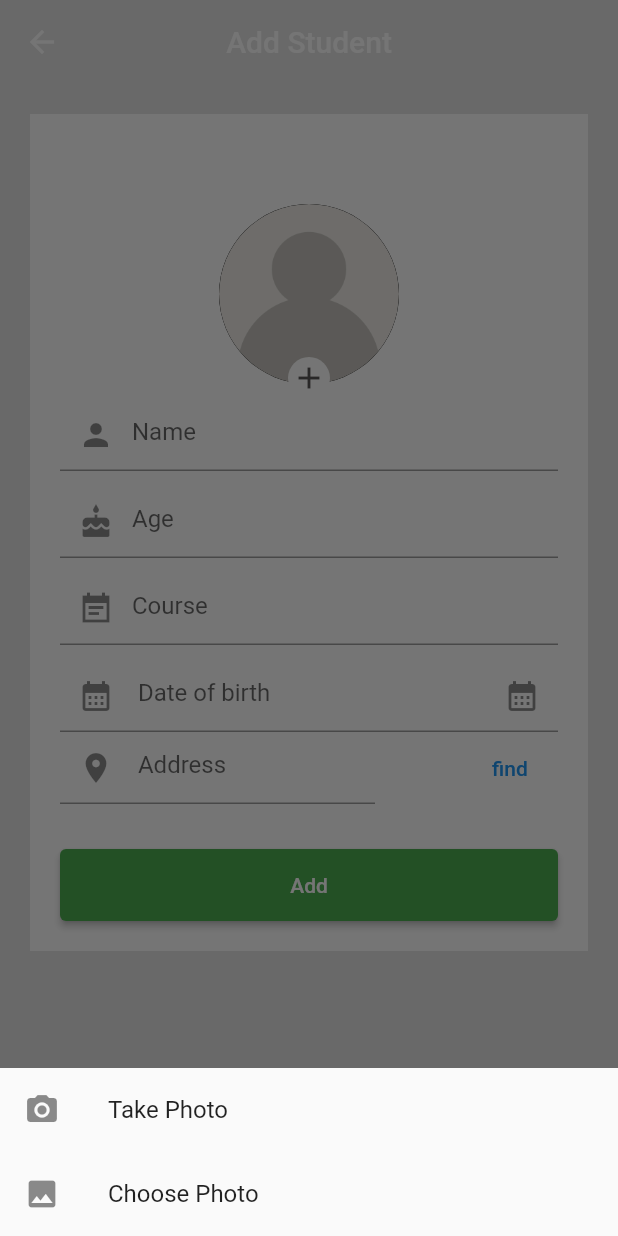
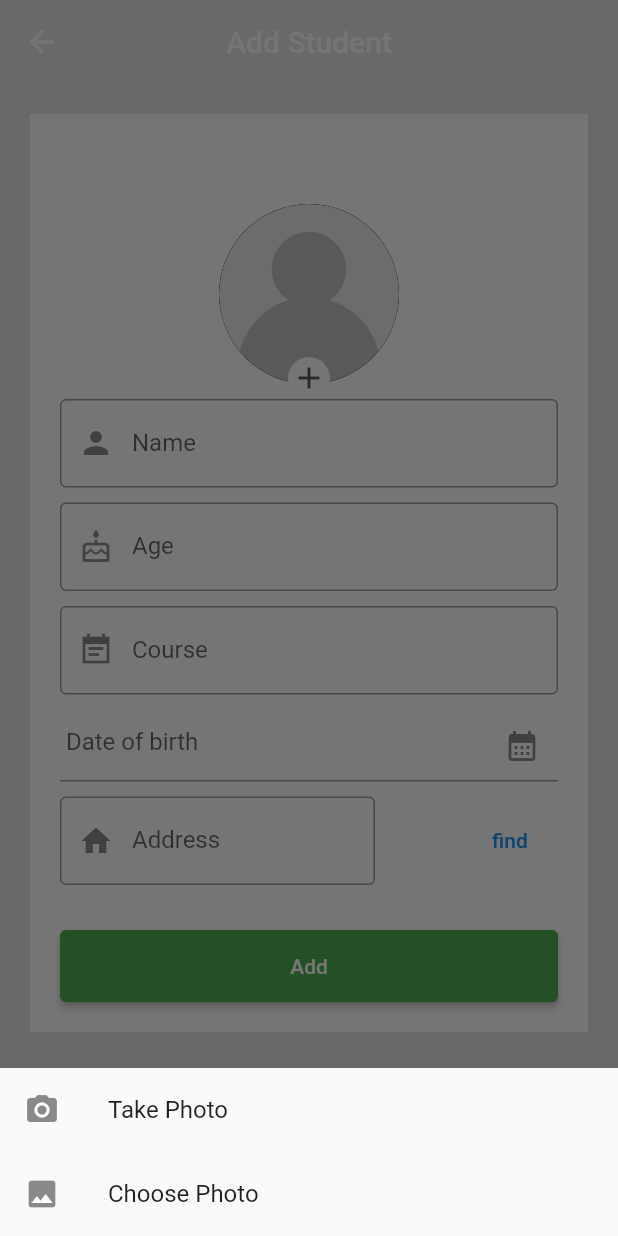
Before and after one commit to nashvak/Firebase_student_app, a Flutter app: the AddScreen screen opened by its route, after a tap on the "add" icon, on a phone screen of 412 x 824 dp. Run offline on Flutter 3.47's test engine with Material 2 defaults, Android fonts, the phone set to English and light mode, and no system bars; our stand-ins replace cloud_firestore, firebase_auth, firebase_core, firebase_messaging, firebase_storage, fluttertoast and 3 more; accounts and stored records are empty; network calls fail.

Commit message:
textform refactoring

```diff
--- a/lib/main.dart
+++ b/lib/main.dart
@@ -7,16 +7,12 @@ import 'package:firebase/student_management/repositories/authentication/phone/ph
 import 'package:firebase/student_management/repositories/push_notification/firebase_api/firebase_api.dart';
 
 import 'package:firebase/student_management/repositories/student/home_page/home.dart';
-
 import 'package:firebase/student_management/repositories/student/student_operation/services/student_services.dart';
-
 import 'package:firebase/student_management/routes/routes.dart';
 import 'package:firebase_auth/firebase_auth.dart';
-
 import 'package:flutter/material.dart';
 import 'package:firebase_core/firebase_core.dart';
 import 'package:provider/provider.dart';
-
 import 'firebase_options.dart';
 
 //navigate to pages without build context  used in the provider class
--- a/lib/student_management/repositories/student/student_operation/pages/addscreen.dart
+++ b/lib/student_management/repositories/student/student_operation/pages/addscreen.dart
@@ -2,6 +2,8 @@ import 'dart:io';
 
 import 'package:firebase/student_management/repositories/student/student_operation/models/models.dart';
 import 'package:firebase/student_management/repositories/student/student_operation/services/student_services.dart';
+import 'package:firebase/student_management/repositories/student/student_operation/widgets/textform.dart';
+import 'package:firebase/student_management/repositories/student/student_operation/widgets/validators.dart';
 
 import 'package:flutter/material.dart';
 import 'package:fluttertoast/fluttertoast.dart';
@@ -45,19 +47,21 @@ class _AddScreenState extends State<AddScreen> {
     });
   }
 
+  // A C C E S S   C U R R E N T   L O C A T I O N
+
   void getCurrentPosition() async {
     LocationPermission permission = await Geolocator.checkPermission();
     if (permission == LocationPermission.denied ||
         permission == LocationPermission.deniedForever) {
       Fluttertoast.showToast(
           msg:
-              "Permission for accessing location is denied,Please go to settings ,and on");
+              "Permission for accessing location is denied,Please go to settings and turn on");
       Geolocator.requestPermission();
     } else {
       Position position = await Geolocator.getCurrentPosition(
           desiredAccuracy: LocationAccuracy.best);
-      print("Longitude:${position.longitude}");
-      print("Latitude:${position.latitude}");
+      // print("Longitude:${position.longitude}");
+      // print("Latitude:${position.latitude}");
       try {
         List<Placemark> placemarks = await placemarkFromCoordinates(
             position.latitude, position.longitude);
@@ -75,14 +79,14 @@ class _AddScreenState extends State<AddScreen> {
     }
   }
 
-  //
+  //  S E L E C T  D A T E  O F   B I R T H
 
   Future<void> selectDate(BuildContext context) async {
     DateTime? pickedDate = await showDatePicker(
       context: context,
       initialDate: DateTime.now(),
-      firstDate: DateTime(2000),
-      lastDate: DateTime(2101),
+      firstDate: DateTime(1990),
+      lastDate: DateTime(2024),
     );
 
     if (pickedDate != null && pickedDate != DateTime.now()) {
@@ -93,30 +97,8 @@ class _AddScreenState extends State<AddScreen> {
     }
   }
 
-  @override
-  Widget build(BuildContext context) {
-    return Scaffold(
-      backgroundColor: Color(0xFFE5E5E5),
-      appBar: AppBar(
-        title: const Text('Add Student'),
-        backgroundColor: Color(0xFFE5E5E5),
-        centerTitle: true,
-        elevation: 0,
-      ),
-      body: Padding(
-        padding: const EdgeInsets.all(20),
-        child: Container(
-          color: Colors.white,
-          child: Padding(
-            padding: const EdgeInsets.all(20),
-            child: SingleChildScrollView(
-              child: Form(
-                key: formKey,
-                child: Column(
-                  children: [
-                    Height30,
-                    GestureDetector(
-                      onTap: () {
+  //  B O T T O M     S H E E T
+  void bottom() {
     showModalBottomSheet(
       context: context,
       builder: (context) {
@@ -143,6 +125,34 @@ class _AddScreenState extends State<AddScreen> {
         );
       },
     );
+  }
+
+//   B U I L D
+  @override
+  Widget build(BuildContext context) {
+    return Scaffold(
+      backgroundColor: Color(0xFFE5E5E5),
+      appBar: AppBar(
+        title: const Text('Add Student'),
+        backgroundColor: Color(0xFFE5E5E5),
+        centerTitle: true,
+        elevation: 0,
+      ),
+      body: Padding(
+        padding: const EdgeInsets.all(20),
+        child: Container(
+          color: Colors.white,
+          child: Padding(
+            padding: const EdgeInsets.all(20),
+            child: SingleChildScrollView(
+              child: Form(
+                key: formKey,
+                child: Column(
+                  children: [
+                    Height30,
+                    GestureDetector(
+                      onTap: () {
+                        bottom();
                       },
                       child: Container(
                         //scolor: Colors.orange,
@@ -176,84 +186,37 @@ class _AddScreenState extends State<AddScreen> {
                               ),
                       ),
                     ),
-                    TextFormField(
-                      controller: nameController,
-                      decoration: const InputDecoration(
-                          border: UnderlineInputBorder(),
-                          hintText: 'Name',
-                          prefixIcon: Icon(Icons.person)),
-                      validator: (value) {
-                        if (value!.isEmpty) {
-                          return "Enter name";
-                        }
-                        return null;
-                      },
-                    ),
+                    customTextform('Name', nameController, Icon(Icons.person),
+                        nameValidator),
                     Height10,
-                    TextFormField(
-                      controller: ageController,
-                      decoration: const InputDecoration(
-                          border: UnderlineInputBorder(),
-                          hintText: 'Age',
-                          prefixIcon: Icon(Icons.cake)),
-                      validator: (value) {
-                        if (value!.isEmpty) {
-                          return "Enter Age";
-                        }
-                        return null;
-                      },
-                    ),
+                    customTextform('Age', ageController,
+                        Icon(Icons.cake_outlined), ageValidator),
                     Height10,
-                    TextFormField(
-                      controller: courseContoller,
-                      decoration: const InputDecoration(
-                          border: UnderlineInputBorder(),
-                          hintText: 'Course',
-                          prefixIcon: Icon(Icons.event_note_sharp)),
-                      validator: (value) {
-                        if (value!.isEmpty) {
-                          return "Enter course";
-                        }
-                        return null;
-                      },
-                    ),
+                    customTextform('Course', courseContoller,
+                        Icon(Icons.event_note_sharp), courseValidator),
                     Height10,
                     TextFormField(
                       controller: dobContoller,
                       decoration: InputDecoration(
                         border: const UnderlineInputBorder(),
                         hintText: ' Date of birth',
-                          prefixIcon: const Icon(Icons.calendar_month),
                         suffixIcon: IconButton(
                           onPressed: () async {
                             selectDate(context);
                           },
-                              icon: const Icon(Icons.calendar_month))),
-                      validator: (value) {
-                        if (value!.isEmpty) {
-                          return "Enter Date of birth";
-                        }
-                        return null;
-                      },
+                          icon: const Icon(Icons.calendar_month),
                         ),
+                      ),
+                      validator: dobValidator,
+                    ),
+                    Height10,
                     Row(
                       mainAxisAlignment: MainAxisAlignment.spaceBetween,
                       children: [
                         SizedBox(
                           width: 210,
-                          child: TextField(
-                            controller: addressContoller,
-                            decoration: const InputDecoration(
-                                border: UnderlineInputBorder(),
-                                hintText: ' Address',
-                                prefixIcon: Icon(Icons.location_on)),
-                            // validator: (value) {
-                            //   if (value!.isEmpty) {
-                            //     return "Enter name";
-                            //   }
-                            //   return null;
-                            // },
-                          ),
+                          child: customTextform("Address", addressContoller,
+                              Icon(Icons.home), placeValidator),
                         ),
                         TextButton(
                           onPressed: () {
@@ -301,7 +264,8 @@ class _AddScreenState extends State<AddScreen> {
                         },
                         style: ButtonStyle(
                           backgroundColor:
-                                MaterialStateProperty.all(Colors.green)),
+                              MaterialStateProperty.all(Colors.green),
+                        ),
                         child: const Text("Add"),
                       ),
                     ),
--- /dev/null
+++ b/lib/student_management/repositories/student/student_operation/widgets/textform.dart
@@ -0,0 +1,15 @@
+import 'package:flutter/material.dart';
+
+Widget customTextform(String title, TextEditingController controller,
+    Icon? icon, String? Function(String?)? validator) {
+  return TextFormField(
+    controller: controller,
+    decoration: InputDecoration(
+        border: OutlineInputBorder(), label: Text(title), prefixIcon: icon),
+    keyboardType: TextInputType.text,
+    autocorrect: false,
+    textCapitalization: TextCapitalization.none,
+    autovalidateMode: AutovalidateMode.onUserInteraction,
+    validator: validator,
+  );
+}
```
Also changed, not shown: lib/student_management/repositories/student/student_operation/pages/edit_screen.dart (+21 -184 lines), lib/student_management/repositories/student/student_operation/widgets/validators.dart (added, +64 -0 lines). Lines whose indentation alone changed are shown as unchanged.
